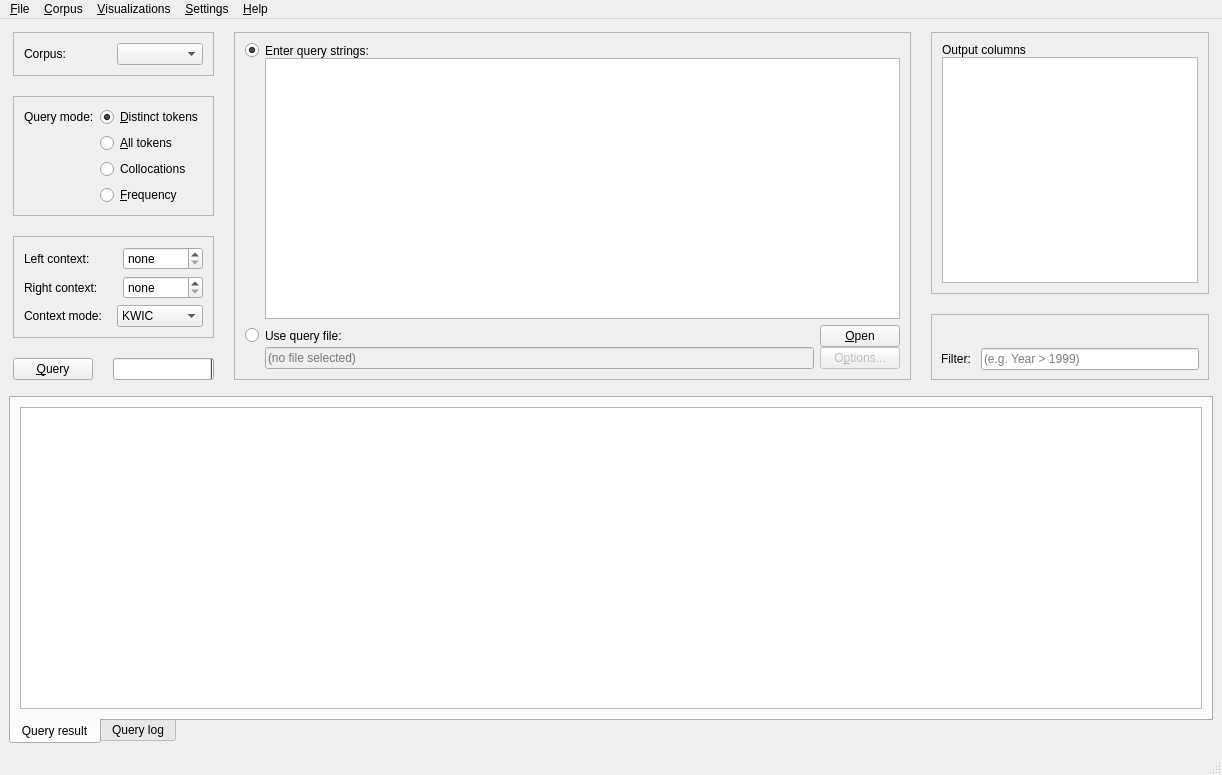
The window that coquery/gui/coquery.ui (gkunter/coquery) describes before a commit, drawn with Qt 5.
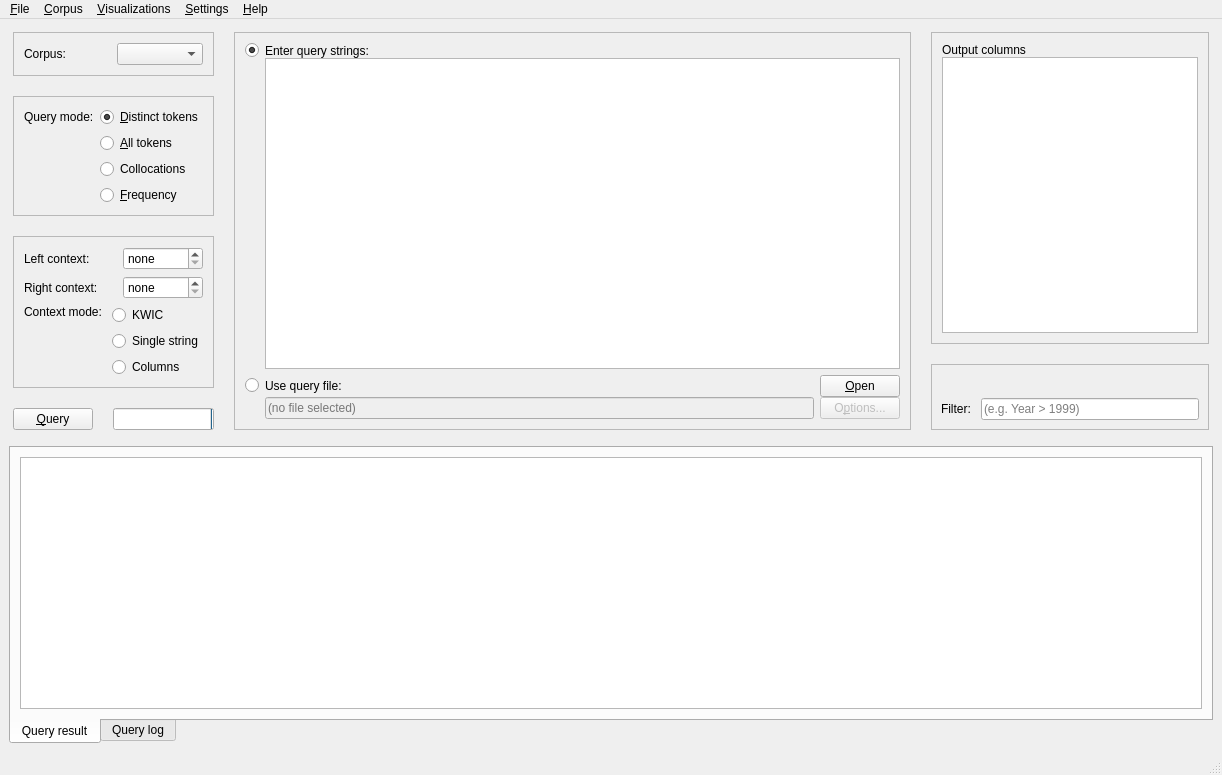
The same window after the commit. Icons and pictures are not drawn.

Commit message: Use radio buttons to select context mode

Patch:
```diff
--- a/coquery/gui/coquery.ui
+++ b/coquery/gui/coquery.ui
@@ -356,6 +356,9 @@
                    <property name="text">
                     <string>Context mode:</string>
                    </property>
+                   <property name="alignment">
+                    <set>Qt::AlignLeading|Qt::AlignLeft|Qt::AlignTop</set>
+                   </property>
                   </widget>
                  </item>
                  <item>
@@ -375,32 +378,29 @@
                   </spacer>
                  </item>
                  <item>
-                  <widget class="QComboBox" name="context_mode">
-                   <property name="sizePolicy">
-                    <sizepolicy hsizetype="Minimum" vsizetype="Preferred">
-                     <horstretch>0</horstretch>
-                     <verstretch>0</verstretch>
-                    </sizepolicy>
-                   </property>
-                   <property name="sizeAdjustPolicy">
-                    <enum>QComboBox::AdjustToContents</enum>
-                   </property>
+                  <layout class="QVBoxLayout" name="verticalLayout_3">
                    <item>
+                    <widget class="QRadioButton" name="radio_context_mode_kwic">
                     <property name="text">
                      <string>KWIC</string>
                     </property>
+                    </widget>
                    </item>
                    <item>
+                    <widget class="QRadioButton" name="radio_context_mode_string">
                     <property name="text">
-                     <string>String</string>
-                    </property>
+                      <string>Single string</string>
+                     </property>
+                    </widget>
                    </item>
                    <item>
+                    <widget class="QRadioButton" name="radio_context_mode_columns">
                     <property name="text">
                      <string>Columns</string>
                     </property>
-                   </item>
-                  </widget>
+                    </widget>
+                   </item>
+                  </layout>
                  </item>
                 </layout>
                </item>
```
Lines whose indentation alone changed are shown as unchanged. The commit also changes 2 other files.
